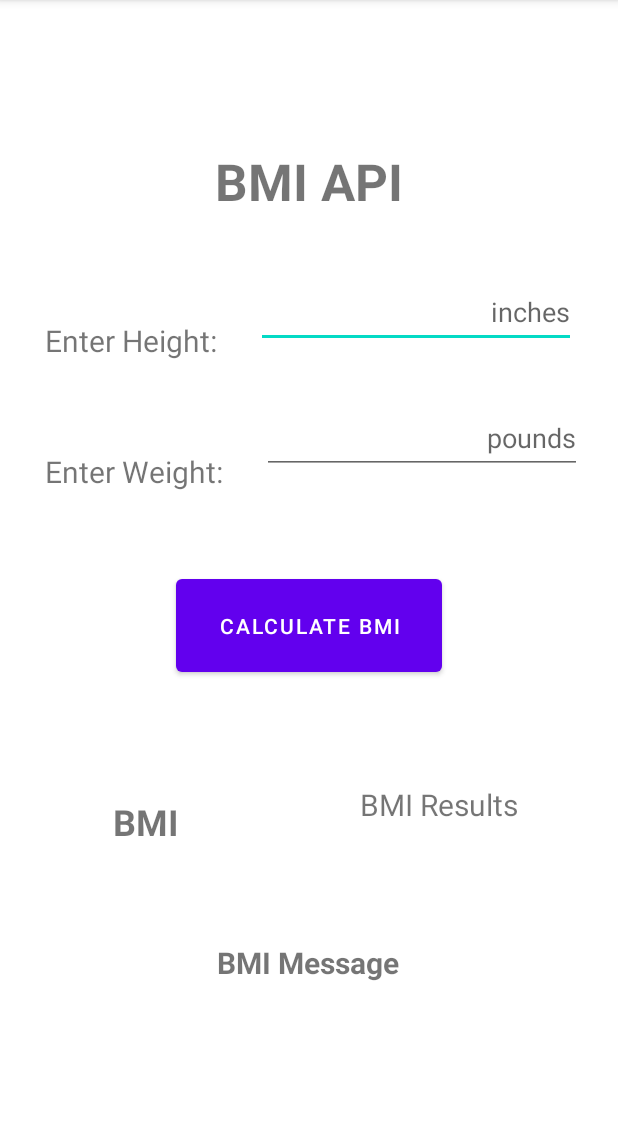
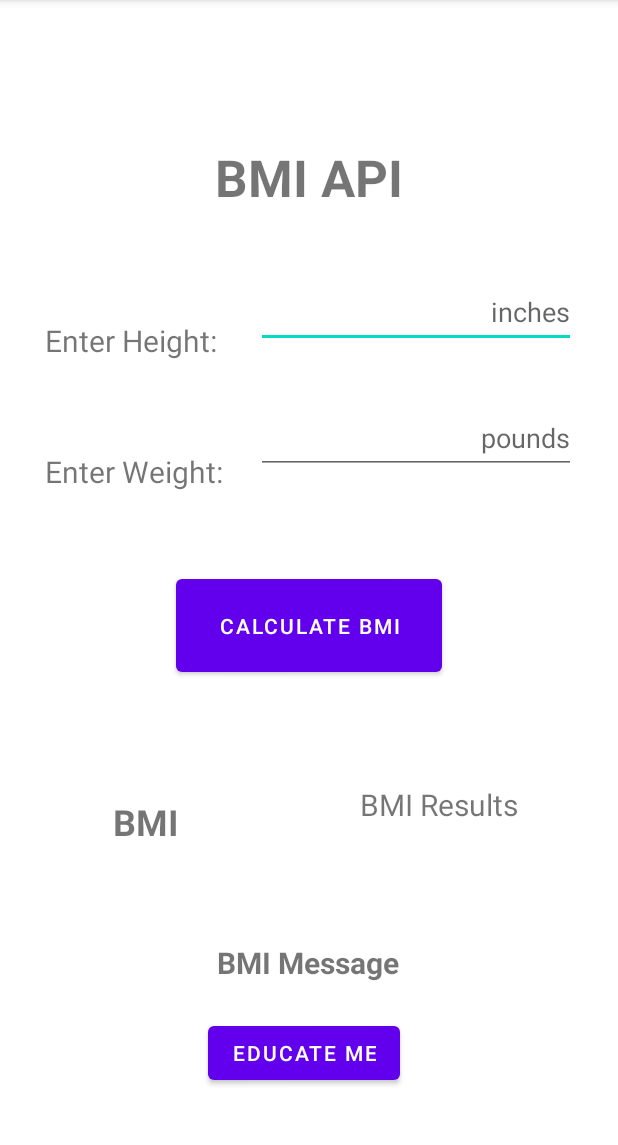
Before and after one commit to JCode918/BMI_APP, an Android app: the screen it shows after launch (MainActivity), on a phone screen of 412 x 824 dp, the part 84-1229 px from its top. Run offline under Robolectric (Android 15) with nearby library versions, the phone set to English and light mode, and no system bars; our stand-ins replace Volley.

Commit message:
Initial Commit Main Functionality of Project Completed.

```diff
--- a/app/build.gradle
+++ b/app/build.gradle
@@ -35,4 +35,6 @@ dependencies {
     testImplementation 'junit:junit:4.+'
     androidTestImplementation 'androidx.test.ext:junit:1.1.3'
     androidTestImplementation 'androidx.test.espresso:espresso-core:3.4.0'
+    implementation 'com.android.volley:volley:1.2.1'
+    implementation 'com.google.code.gson:gson:2.8.9'
 }
--- a/app/src/main/AndroidManifest.xml
+++ b/app/src/main/AndroidManifest.xml
@@ -1,6 +1,8 @@
 <?xml version="1.0" encoding="utf-8"?>
 <manifest xmlns:android="http://schemas.android.com/apk/res/android"
     package="org.jcode918.bmicalculator">
+
+    <uses-permission android:name="android.permission.INTERNET" />
 
     <application
         android:allowBackup="true"
--- a/app/src/main/java/org/jcode918/bmicalculator/MainActivity.java
+++ b/app/src/main/java/org/jcode918/bmicalculator/MainActivity.java
@@ -2,13 +2,121 @@ package org.jcode918.bmicalculator;
 
 import androidx.appcompat.app.AppCompatActivity;
 
+import android.graphics.Color;
 import android.os.Bundle;
+import android.text.Editable;
+import android.view.View;
+import android.widget.Button;
+import android.widget.EditText;
+import android.widget.TextView;
+
+import com.android.volley.Request;
+import com.android.volley.RequestQueue;
+import com.android.volley.Response;
+import com.android.volley.VolleyError;
+import com.android.volley.toolbox.StringRequest;
+import com.android.volley.toolbox.Volley;
+import com.google.gson.Gson;
+
+import org.jcode918.bmicalculator.model.BMIModel;
+
+import java.text.DecimalFormat;
 
 public class MainActivity extends AppCompatActivity {
+
+    EditText heightEditText;
+    EditText weightEditText;
+    Button calculateBMIButton;
+    TextView bmiResultsTextView;
+    TextView bmiRiskTextView;
+    Button educateButton;
 
     @Override
     protected void onCreate(Bundle savedInstanceState) {
         super.onCreate(savedInstanceState);
         setContentView(R.layout.activity_main);
+
+        heightEditText = findViewById(R.id.HeightEditText);
+        weightEditText = findViewById(R.id.WeightEditText);
+        bmiResultsTextView = findViewById(R.id.BmiResultTextView);
+        bmiRiskTextView = findViewById(R.id.BmiMessageTextView);
+        calculateBMIButton = findViewById(R.id.CalculateBMIButton);
+        educateButton = findViewById(R.id.EducateMeButton);
+
+        calculateBMIButton.setOnClickListener(new View.OnClickListener() {
+            @Override
+            public void onClick(View v) {
+                callBmiApi();
+            }
+        });
+
+        educateButton.setOnClickListener(new View.OnClickListener() {
+            @Override
+            public void onClick(View v) {
+                educateMe();
+            }
+        });
+    }
+
+    private void educateMe() {
+
+    }
+
+    private void callBmiApi() {
+        Gson gson = new Gson();
+
+        Editable height = heightEditText.getText();
+        Editable weight = weightEditText.getText();
+        // Setting Decimal Format
+        DecimalFormat dFormat = new DecimalFormat("#.00000");
+
+        String URL = "http://webstrar99.fulton.asu.edu/page3/Service1.svc/calculateBMI?height=" + height.toString() + "&weight=" +weight.toString();
+
+        StringRequest request = new StringRequest(Request.Method.GET, URL, new Response.Listener<String>() {
+            @Override
+            public void onResponse(String response) {
+
+                BMIModel bmi = gson.fromJson(response, BMIModel.class);
+                // Set Different UI Elements.
+                bmiResultsTextView.setText(String.valueOf(dFormat.format(bmi.getBmi())));
+                setTextColor(bmiResultsTextView, 0);
+
+                bmiRiskTextView.setText(bmi.getRisk());
+                setTextColor(bmiRiskTextView, bmi.getBmi());
+            }
+        }, new Response.ErrorListener() {
+            @Override
+            public void onErrorResponse(VolleyError error) {
+                error.printStackTrace();
+            }
+        });
+
+        RequestQueue queue = Volley.newRequestQueue(this);
+        queue.add(request);
+        queue.start();
+    }
+
+    public void setTextColor(TextView tView, double value)
+    {
+      if (value != 0 && value < 18)
+      {
+          tView.setTextColor(Color.BLUE);
+      }
+      else if (value >= 18 && value < 25)
+      {
+          tView.setTextColor(Color.GREEN);
+      }
+      else if (value >= 25 && value <= 30)
+      {
+          tView.setTextColor(Color.rgb(102,0,153));
+      }
+      else if (value > 30)
+      {
+          tView.setTextColor(Color.RED);
+      }
+      else
+      {
+          tView.setTextColor(Color.BLACK);
+      }
     }
 }
--- /dev/null
+++ b/app/src/main/java/org/jcode918/bmicalculator/model/BMIModel.java
@@ -0,0 +1,51 @@
+package org.jcode918.bmicalculator.model;
+
+import android.graphics.Color;
+
+import java.util.Arrays;
+
+public class BMIModel {
+    private double bmi;
+    private String[] more;
+    private String risk;
+
+    public BMIModel(double bmi, String[] more, String risk) {
+        this.bmi = bmi;
+        this.more = more;
+        this.risk = risk;
+    }
+
+    public double getBmi() {
+        return bmi;
+    }
+
+    public void setBmi(double bmi) {
+        this.bmi = bmi;
+    }
+
+    public String[] getMore() {
+        return more;
+    }
+
+    public void setMore(String[] more) {
+        this.more = more;
+    }
+
+    public String getRisk() {
+        return risk;
+    }
+
+    public void setRisk(String risk) {
+        this.risk = risk;
+    }
+
+    @Override
+    public String toString() {
+        return "BMIModel{" +
+                "bmi=" + bmi +
+                ", more=" + Arrays.toString(more) +
+                ", risk='" + risk + '\'' +
+                '}';
+    }
+
+}
--- /dev/null
+++ b/app/src/main/res/layout-land/activity_main.xml
@@ -0,0 +1,143 @@
+<?xml version="1.0" encoding="utf-8"?>
+<androidx.constraintlayout.widget.ConstraintLayout xmlns:android="http://schemas.android.com/apk/res/android"
+    xmlns:app="http://schemas.android.com/apk/res-auto"
+    xmlns:tools="http://schemas.android.com/tools"
+    android:layout_width="match_parent"
+    android:layout_height="match_parent"
+    tools:context=".MainActivity">
+
+    <TextView
+        android:id="@+id/AppTitleTextView"
+        android:layout_width="222dp"
+        android:layout_height="68dp"
+        android:text="@string/header"
+        android:textAlignment="center"
+        android:textSize="34sp"
+        android:textStyle="bold"
+        app:layout_constraintBottom_toTopOf="@+id/HeightEditText"
+        app:layout_constraintEnd_toEndOf="parent"
+        app:layout_constraintLeft_toLeftOf="parent"
+        app:layout_constraintStart_toStartOf="parent"
+        app:layout_constraintTop_toTopOf="parent" />
+
+    <TextView
+        android:id="@+id/BmiResultTextView"
+        android:layout_width="221dp"
+        android:layout_height="38dp"
+        android:layout_marginTop="40dp"
+        android:text="@string/bmiResults"
+        android:textAlignment="center"
+        android:textSize="20sp"
+        app:layout_constraintEnd_toEndOf="@+id/WeightEditText"
+        app:layout_constraintHorizontal_bias="0.0"
+        app:layout_constraintStart_toStartOf="@+id/WeightEditText"
+        app:layout_constraintTop_toBottomOf="@+id/WeightEditText" />
+
+    <TextView
+        android:id="@+id/WeightTextView"
+        android:layout_width="123dp"
+        android:layout_height="33dp"
+        android:layout_marginTop="24dp"
+        android:text="@string/weightLabel"
+        android:textSize="20sp"
+        app:layout_constraintEnd_toEndOf="@+id/HeightTextView"
+        app:layout_constraintHorizontal_bias="0.0"
+        app:layout_constraintStart_toStartOf="@+id/HeightTextView"
+        app:layout_constraintTop_toBottomOf="@+id/HeightTextView" />
+
+    <EditText
+        android:id="@+id/WeightEditText"
+        android:layout_width="wrap_content"
+        android:layout_height="wrap_content"
+        android:layout_marginTop="8dp"
+        android:ems="10"
+        android:hint="@string/poundsHintLabel"
+        android:inputType="number"
+        android:minHeight="48dp"
+        android:textAlignment="textEnd"
+        app:layout_constraintEnd_toEndOf="@+id/HeightEditText"
+        app:layout_constraintHorizontal_bias="0.0"
+        app:layout_constraintStart_toStartOf="@+id/HeightEditText"
+        app:layout_constraintTop_toBottomOf="@+id/HeightEditText" />
+
+    <Button
+        android:id="@+id/CalculateBMIButton"
+        android:layout_width="177dp"
+        android:layout_height="74dp"
+        android:text="@string/buttonText"
+        app:layout_constraintBottom_toBottomOf="parent"
+        app:layout_constraintEnd_toEndOf="parent"
+        app:layout_constraintHorizontal_bias="0.954"
+        app:layout_constraintStart_toStartOf="parent"
+        app:layout_constraintTop_toTopOf="parent"
+        app:layout_constraintVertical_bias="0.403" />
+
+    <TextView
+        android:id="@+id/HeightTextView"
+        android:layout_width="123dp"
+        android:layout_height="33dp"
+        android:layout_marginTop="108dp"
+        android:text="@string/heightLabel"
+        android:textSize="20sp"
+        app:layout_constraintEnd_toStartOf="@+id/HeightEditText"
+        app:layout_constraintHorizontal_bias="0.503"
+        app:layout_constraintStart_toStartOf="parent"
+        app:layout_constraintTop_toTopOf="parent" />
+
+    <TextView
+        android:id="@+id/BmiMessageTextView"
+        android:layout_width="244dp"
+        android:layout_height="29dp"
+        android:text="@string/defaultMessage"
+        android:textAlignment="center"
+        android:textSize="20sp"
+        android:textStyle="bold"
+        app:layout_constraintBottom_toBottomOf="parent"
+        app:layout_constraintEnd_toEndOf="@+id/BmiResultTextView"
+        app:layout_constraintHorizontal_bias="0.48"
+        app:layout_constraintStart_toStartOf="@+id/BmiResultTextView"
+        app:layout_constraintTop_toBottomOf="@+id/BmiResultTextView" />
+
+    <EditText
+        android:id="@+id/HeightEditText"
+        android:layout_width="wrap_content"
+        android:layout_height="wrap_content"
+        android:layout_marginTop="92dp"
+        android:ems="10"
+        android:hint="@string/inchesHintLabel"
+        android:inputType="number"
+        android:minHeight="48dp"
+        android:textAlignment="textEnd"
+        app:layout_constraintEnd_toEndOf="parent"
+        app:layout_constraintHorizontal_bias="0.491"
+        app:layout_constraintStart_toStartOf="parent"
+        app:layout_constraintTop_toTopOf="parent" />
+
+    <TextView
+        android:id="@+id/BMITextView"
+        android:layout_width="111dp"
+        android:layout_height="34dp"
+        android:layout_marginTop="56dp"
+        android:text="@string/bmiLabel"
+        android:textAlignment="center"
+        android:textSize="24sp"
+        android:textStyle="bold"
+        app:layout_constraintEnd_toEndOf="@+id/WeightTextView"
+        app:layout_constraintHorizontal_bias="0.0"
+        app:layout_constraintStart_toStartOf="@+id/WeightTextView"
+        app:layout_constraintTop_toBottomOf="@+id/WeightTextView" />
+
+    <Button
+        android:id="@+id/EducateMeButton"
+        android:layout_width="wrap_content"
+        android:layout_height="wrap_content"
+        android:layout_marginBottom="28dp"
+        android:text="@string/buttonText2"
+        app:layout_constraintBottom_toBottomOf="parent"
+        app:layout_constraintEnd_toEndOf="parent"
+        app:layout_constraintHorizontal_bias="0.973"
+        app:layout_constraintStart_toStartOf="parent"
+        app:layout_constraintTop_toBottomOf="@+id/CalculateBMIButton"
+        app:layout_constraintVertical_bias="0.454" />
+
+</androidx.constraintlayout.widget.ConstraintLayout>
--- a/app/src/main/res/layout/activity_main.xml
+++ b/app/src/main/res/layout/activity_main.xml
@@ -10,12 +10,12 @@
         android:id="@+id/WeightTextView"
         android:layout_width="123dp"
         android:layout_height="33dp"
-        android:text="Enter Weight:"
+        android:text="@string/weightLabel"
         android:textSize="20sp"
         app:layout_constraintBottom_toBottomOf="parent"
-        app:layout_constraintEnd_toStartOf="@+id/editTextTextPersonName2"
+        app:layout_constraintEnd_toEndOf="@+id/HeightTextView"
         app:layout_constraintHorizontal_bias="0.581"
-        app:layout_constraintStart_toStartOf="parent"
+        app:layout_constraintStart_toStartOf="@+id/HeightTextView"
         app:layout_constraintTop_toTopOf="parent"
         app:layout_constraintVertical_bias="0.409" />
 
@@ -25,22 +25,24 @@
         android:layout_height="wrap_content"
         android:layout_marginTop="100dp"
         android:layout_marginBottom="43dp"
-        android:text="BMI API"
+        android:text="@string/header"
         android:textAlignment="center"
         android:textSize="34sp"
         android:textStyle="bold"
         app:layout_constraintBottom_toTopOf="@+id/HeightEditText"
         app:layout_constraintEnd_toEndOf="parent"
+        app:layout_constraintHorizontal_bias="0.499"
         app:layout_constraintLeft_toLeftOf="parent"
         app:layout_constraintRight_toRightOf="parent"
         app:layout_constraintStart_toStartOf="parent"
-        app:layout_constraintTop_toTopOf="parent" />
+        app:layout_constraintTop_toTopOf="parent"
+        app:layout_constraintVertical_bias="1.0" />
 
     <TextView
         android:id="@+id/HeightTextView"
         android:layout_width="123dp"
         android:layout_height="33dp"
-        android:text="Enter Height:"
+        android:text="@string/heightLabel"
         android:textSize="20sp"
         app:layout_constraintBottom_toTopOf="@+id/WeightTextView"
         app:layout_constraintEnd_toStartOf="@+id/HeightEditText"
@@ -56,34 +58,36 @@
         android:layout_marginTop="184dp"
         android:layout_marginEnd="28dp"
         android:ems="10"
-        android:hint="inches"
-        android:inputType="textPersonName"
+        android:hint="@string/inchesHintLabel"
+        android:inputType="number"
         android:minHeight="48dp"
         android:textAlignment="textEnd"
         app:layout_constraintEnd_toEndOf="parent"
         app:layout_constraintTop_toTopOf="parent" />
 
     <EditText
-        android:id="@+id/editTextTextPersonName2"
+        android:id="@+id/WeightEditText"
         android:layout_width="wrap_content"
         android:layout_height="wrap_content"
         android:layout_marginTop="36dp"
         android:layout_marginEnd="24dp"
         android:ems="10"
-        android:hint="pounds"
-        android:inputType="textPersonName"
+        android:hint="@string/poundsHintLabel"
+        android:inputType="number"
         android:minHeight="48dp"
         android:textAlignment="textEnd"
         app:layout_constraintBottom_toBottomOf="parent"
-        app:layout_constraintEnd_toEndOf="parent"
+        app:layout_constraintEnd_toEndOf="@+id/HeightEditText"
+        app:layout_constraintHorizontal_bias="0.0"
+        app:layout_constraintStart_toStartOf="@+id/HeightEditText"
         app:layout_constraintTop_toBottomOf="@+id/HeightEditText"
         app:layout_constraintVertical_bias="0.0" />
 
     <TextView
-        android:id="@+id/textView4"
+        android:id="@+id/BmiMessageTextView"
         android:layout_width="244dp"
         android:layout_height="29dp"
-        android:text="BMI Message"
+        android:text="@string/defaultMessage"
         android:textAlignment="center"
         android:textSize="20sp"
         android:textStyle="bold"
@@ -99,19 +103,19 @@
         android:layout_width="174dp"
         android:layout_height="36dp"
         android:layout_marginEnd="32dp"
-        android:text="BMI Results"
+        android:text="@string/bmiResults"
         android:textAlignment="center"
         android:textSize="20sp"
         app:layout_constraintBottom_toBottomOf="parent"
         app:layout_constraintEnd_toEndOf="parent"
-        app:layout_constraintTop_toBottomOf="@+id/editTextTextPersonName2"
+        app:layout_constraintTop_toBottomOf="@+id/WeightEditText"
         app:layout_constraintVertical_bias="0.496" />
 
     <TextView
         android:id="@+id/BMITextView"
         android:layout_width="111dp"
         android:layout_height="34dp"
-        android:text="BMI"
+        android:text="@string/bmiLabel"
         android:textAlignment="center"
         android:textSize="24sp"
         android:textStyle="bold"
@@ -123,15 +127,28 @@
         app:layout_constraintVertical_bias="0.494" />
 
     <Button
-        android:id="@+id/button"
+        android:id="@+id/CalculateBMIButton"
         android:layout_width="177dp"
         android:layout_height="74dp"
         android:layout_marginTop="64dp"
-        android:text="Calculate BMI"
+        android:text="@string/buttonText"
         app:layout_constraintBottom_toTopOf="@+id/BmiResultTextView"
         app:layout_constraintEnd_toEndOf="parent"
         app:layout_constraintStart_toStartOf="parent"
-        app:layout_constraintTop_toBottomOf="@+id/editTextTextPersonName2"
+        app:layout_constraintTop_toBottomOf="@+id/WeightEditText"
         app:layout_constraintVertical_bias="0.0" />
 
+    <Button
+        android:id="@+id/EducateMeButton"
+        android:layout_width="wrap_content"
+        android:layout_height="wrap_content"
+        android:text="@string/buttonText2"
+        app:layout_constraintBottom_toBottomOf="parent"
+        app:layout_constraintEnd_toEndOf="@+id/BmiMessageTextView"
+        app:layout_constraintHorizontal_bias="0.478"
+        app:layout_constraintStart_toStartOf="@+id/BmiMessageTextView"
+        app:layout_constraintTop_toBottomOf="@+id/BmiMessageTextView"
+        app:layout_constraintVertical_bias="0.333" />
+
+
 </androidx.constraintlayout.widget.ConstraintLayout>
--- a/app/src/main/res/values/strings.xml
+++ b/app/src/main/res/values/strings.xml
@@ -1,3 +1,13 @@
 <resources>
     <string name="app_name">BMI Calculator</string>
+    <string name="defaultMessage">BMI Message</string>
+    <string name="buttonText">Calculate BMI</string>
+    <string name="buttonText2">Educate Me</string>
+    <string name="bmiLabel">BMI</string>
+    <string name="bmiResults">BMI Results</string>
+    <string name="weightLabel">Enter Weight:</string>
+    <string name="header">BMI API</string>
+    <string name="heightLabel">Enter Height:</string>
+    <string name="inchesHintLabel">inches</string>
+    <string name="poundsHintLabel">pounds</string>
 </resources>
```
